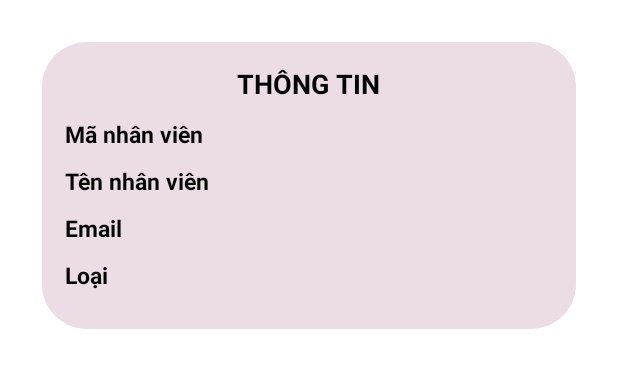
After one commit to nththuha/DeviceManager_API, an Android app: the layout activity_dialog_thongtin_nhanvien.xml on its own in the app's theme, with its tools: preview values and no code run, on a phone screen of 412 x 824 dp. The commit adds this screen. Shown: the top 368 px of the screen. Run offline under Robolectric (Android 15) with nearby library versions, the phone set to English and light mode, and no system bars.

Commit message:
nhân viên activity

```diff
--- a/app/src/main/java/com/example/devicemanager_api/Controller/HomeFragmentActivity.java
+++ b/app/src/main/java/com/example/devicemanager_api/Controller/HomeFragmentActivity.java
@@ -121,7 +121,7 @@ public class HomeFragmentActivity extends Fragment {
                 llCTSuDung.setBackgroundResource(R.drawable.round_border_while30);
 
                 Toast.makeText(getContext(), "Quản lý nhân viên", Toast.LENGTH_SHORT).show();
-//                startActivity(new Intent(getContext(),NhanVienActivity.class));
+                startActivity(new Intent(getContext(),NhanVienActivity.class));
             }
         });
         llThongKe.setOnClickListener(new View.OnClickListener() {
--- /dev/null
+++ b/app/src/main/res/layout/activity_dialog_thongtin_nhanvien.xml
@@ -0,0 +1,72 @@
+<?xml version="1.0" encoding="utf-8"?>
+<LinearLayout xmlns:android="http://schemas.android.com/apk/res/android"
+    android:layout_width="match_parent"
+    android:layout_height="wrap_content"
+    android:layout_margin="28dp"
+    android:padding="10dp"
+    android:background="@drawable/round_border_while30"
+    android:orientation="vertical">
+
+    <TextView
+        android:id="@+id/tvTieuDe"
+        android:text="THÔNG TIN"
+        style="@style/textview_title_tb"/>
+
+    <LinearLayout
+        android:layout_width="match_parent"
+        android:layout_height="wrap_content"
+        android:orientation="vertical"
+        android:layout_marginBottom="10dp"
+        android:padding="5dp">
+        <LinearLayout
+            android:layout_width="match_parent"
+            android:layout_height="match_parent"
+            android:orientation="horizontal">
+            <TextView
+                android:text="@string/maNV"
+                style="@style/style_themltb_tieude" />
+            <TextView
+                android:id="@+id/tvMaNV"
+                style="@style/style_themltb_tentltb" />
+        </LinearLayout>
+
+        <LinearLayout
+            android:layout_width="match_parent"
+            android:layout_height="match_parent"
+            android:layout_marginTop="10dp"
+            android:orientation="horizontal">
+            <TextView
+                android:text="@string/tenNV"
+                style="@style/style_themltb_tieude" />
+            <TextView
+                android:id="@+id/tvTenNV"
+                style="@style/style_themltb_tentltb" />
+        </LinearLayout>
+
+        <LinearLayout
+            android:layout_width="match_parent"
+            android:layout_height="match_parent"
+            android:layout_marginTop="10dp"
+            android:orientation="horizontal">
+            <TextView
+                android:text="@string/email"
+                style="@style/style_themltb_tieude" />
+            <TextView
+                android:id="@+id/tvEmail"
+                style="@style/style_themltb_tentltb" />
+        </LinearLayout>
+        <LinearLayout
+            android:layout_width="match_parent"
+            android:layout_height="match_parent"
+            android:layout_marginTop="10dp"
+            android:orientation="horizontal">
+            <TextView
+                android:text="Loại"
+                style="@style/style_themltb_tieude" />
+            <TextView
+                android:id="@+id/tvLoai"
+                style="@style/style_themltb_tentltb" />
+        </LinearLayout>
+    </LinearLayout>
+
+</LinearLayout>
--- a/app/src/main/res/values/styles.xml
+++ b/app/src/main/res/values/styles.xml
@@ -15,7 +15,7 @@
         <item name="android:textColorHint">@color/purple_200</item>
     </style>
     <style name="style_themltb_tieude">
-        <item name="android:layout_width">130dp</item>
+        <item name="android:layout_width">110dp</item>
         <item name="android:layout_height">wrap_content</item>
         <item name="android:textStyle">bold</item>
         <item name="android:textColor">@color/black</item>
@@ -25,7 +25,7 @@
     <style name="style_themltb_tentltb">
         <item name="android:textColor">@color/black</item>
         <item name="android:textSize">15sp</item>
-        <item name="android:layout_width">190dp</item>
+        <item name="android:layout_width">210dp</item>
         <item name="android:layout_height">wrap_content</item>
     </style>
 
```
Also changed, not shown: app/src/main/AndroidManifest.xml (+6 -3 lines), app/src/main/java/com/example/devicemanager_api/Adapter/AdapterNhanVien.java (added, +103 -0 lines), app/src/main/java/com/example/devicemanager_api/Controller/NhanVienActivity.java (added, +111 -0 lines), app/src/main/res/layout/activity_nhan_vien.xml (added, +41 -0 lines), app/src/main/res/layout/layout_nhan_vien.xml (added, +39 -0 lines).
